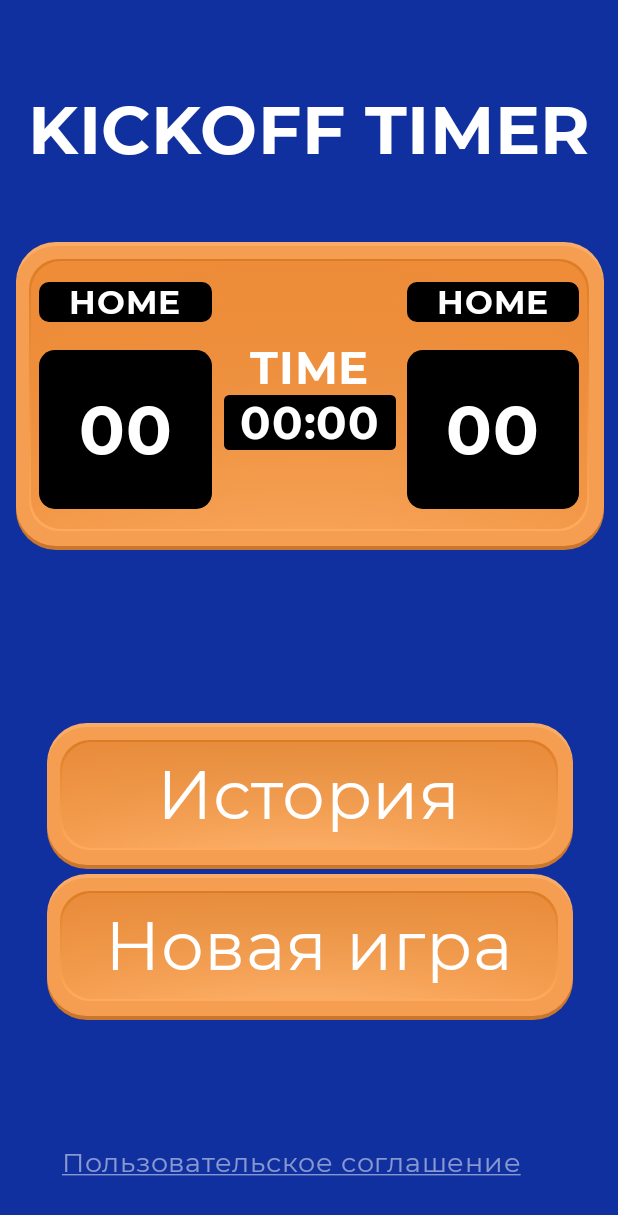
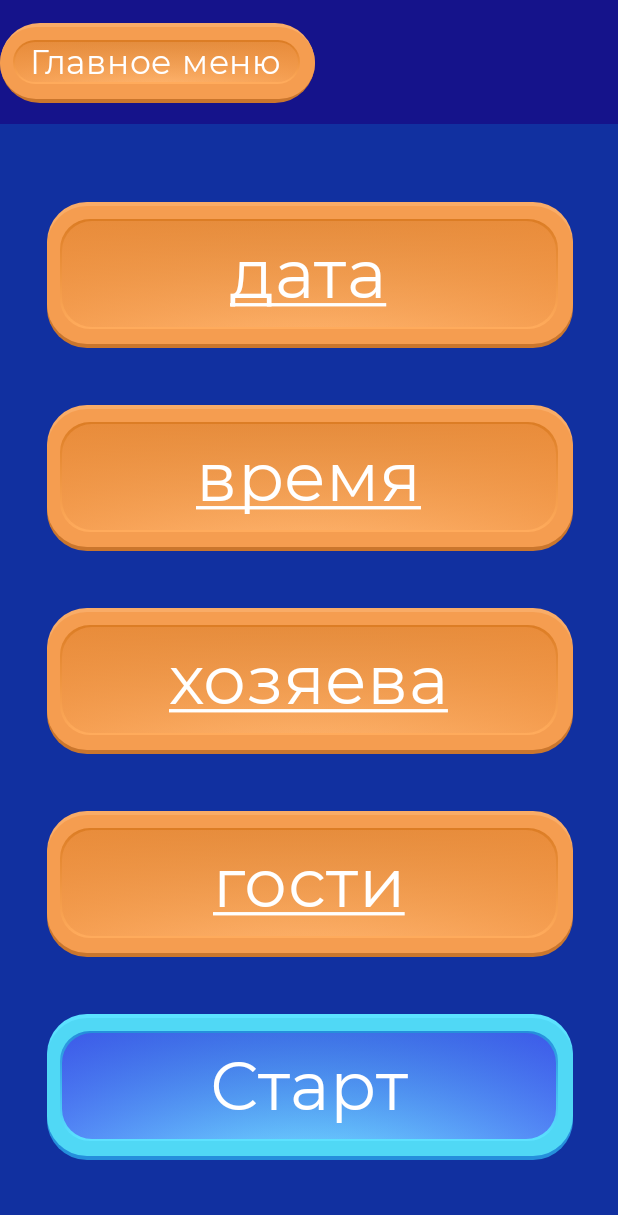
Before and after one commit to Ilesha23/football-timer-app, an Android app built with Jetpack Compose: the screen it shows after launch (MainActivity), on a phone screen of 412 x 824 dp. Shown: the top 1215 px of the screen. Run offline under Robolectric (Android 15) with nearby library versions, the phone set to English and light mode, and no system bars; our stand-ins replace Dagger/Hilt's generated code.

Commit message:
added New game screen, changed custom background code

```diff
--- a/football/src/main/java/com/ilesha23/football/ui/common/Common.kt
+++ b/football/src/main/java/com/ilesha23/football/ui/common/Common.kt
@@ -29,12 +29,23 @@ import com.ilesha23.football.R
 
 @Composable
 fun CustomButton(
+    modifier: Modifier = Modifier,
+    colors: List<Color> = listOf(
+        Color(0xFFF9AC67),
+        Color(0xFFCA762D),
+        Color(0xFFF59D50),
+        Color(0xFFF59D50),
+        Color(0xFFDC7D25),
+        Color(0xFFFFAB5C),
+        Color(0x20FFFFFF),
+        Color(0xFFEE8C38)
+    ),
     onClick: () -> Unit = {},
     content: @Composable () -> Unit = {},
 ) {
     Background(
-        modifier = Modifier
-            .fillMaxWidth(),
+        modifier = modifier,
+        colors = colors,
         onClick = {
             onClick()
         }
@@ -73,7 +84,7 @@ fun Timer() {
                     contentAlignment = Alignment.Center
                 ) {
                     Text(
-                        text = stringResource(id = R.string.home).uppercase(),
+                        text = stringResource(id = R.string.login_screen_home).uppercase(),
                         style = MaterialTheme.typography.labelMedium,
                         color = MaterialTheme.colorScheme.onBackground,
                         modifier = Modifier
@@ -109,7 +120,7 @@ fun Timer() {
                 horizontalAlignment = Alignment.CenterHorizontally
             ) {
                 Text(
-                    text = stringResource(id = R.string.time).uppercase(),
+                    text = stringResource(id = R.string.login_screen_time).uppercase(),
                     style = MaterialTheme.typography.labelLarge,
                     color = MaterialTheme.colorScheme.onBackground
                 )
@@ -148,7 +159,7 @@ fun Timer() {
                     contentAlignment = Alignment.Center
                 ) {
                     Text(
-                        text = stringResource(id = R.string.home).uppercase(),
+                        text = stringResource(id = R.string.login_screen_home).uppercase(),
                         style = MaterialTheme.typography.labelMedium,
                         color = MaterialTheme.colorScheme.onBackground,
                         modifier = Modifier
@@ -177,6 +188,16 @@ fun Timer() {
 @Composable
 fun Background(
     modifier: Modifier = Modifier,
+    colors: List<Color> = listOf(
+        Color(0xFFF9AC67),
+        Color(0xFFCA762D),
+        Color(0xFFF59D50),
+        Color(0xFFF59D50),
+        Color(0xFFDC7D25),
+        Color(0xFFFFAB5C),
+        Color(0x20FFFFFF),
+        Color(0xFFEE8C38)
+    ),
     onClick: () -> Unit = {},
     content: @Composable () -> Unit,
 ) {
@@ -195,8 +216,8 @@ fun Background(
                 drawRoundRect(
                     brush = Brush.verticalGradient(
                         colors = listOf(
-                            Color(0xFFF9AC67),
-                            Color(0xFFCA762D)
+                            colors[0],
+                            colors[1]
                         ),
                         startY = 0f,
                         endY = size.height
@@ -213,8 +234,8 @@ fun Background(
                 drawRoundRect(
                     brush = Brush.verticalGradient(
                         colors = listOf(
-                            Color(0xFFF59D50),
-                            Color(0xFFF59D50)
+                            colors[2],
+                            colors[3]
                         ),
                         startY = 0f,
                         endY = size.height
@@ -231,8 +252,8 @@ fun Background(
                 drawRoundRect(
                     brush = Brush.verticalGradient(
                         colors = listOf(
-                            Color(0xFFDC7D25),
-                            Color(0xFFFFAB5C)
+                            colors[4],
+                            colors[5]
                         ),
                         startY = 0f,
                         endY = size.height
@@ -246,8 +267,8 @@ fun Background(
                 drawRoundRect(
                     brush = Brush.radialGradient(
                         colors = listOf(
-                            Color(0x20FFFFFF),
-                            Color(0xFFEE8C38),
+                            colors[6],
+                            colors[7],
                         ),
                         center = Offset(size.width / 2, size.height * 2),
                         radius = size.width
--- a/football/src/main/java/com/ilesha23/football/ui/loginScreen/LoginScreen.kt
+++ b/football/src/main/java/com/ilesha23/football/ui/loginScreen/LoginScreen.kt
@@ -60,7 +60,7 @@ fun LoginScreenContent() {
 @Composable
 fun TextWithTimer() {
     Text(
-        text = stringResource(id = R.string.kickoff_timer).uppercase(),
+        text = stringResource(id = R.string.login_screen_kickoff_timer).uppercase(),
         style = MaterialTheme.typography.bodyLarge,
         color = MaterialTheme.colorScheme.onBackground
     )
@@ -82,12 +82,14 @@ fun ButtonsWithText() {
                 .weight(0.9f)
         ) {
             CustomButton(
+                modifier = Modifier
+                    .fillMaxWidth(),
                 onClick = {
 
                 }
             ) {
                 Text(
-                    text = stringResource(id = R.string.history),
+                    text = stringResource(id = R.string.login_screen_history),
                     color = MaterialTheme.colorScheme.onBackground,
                     style = MaterialTheme.typography.bodyMedium,
                     modifier = Modifier
@@ -96,12 +98,14 @@ fun ButtonsWithText() {
             }
             Spacer(modifier = Modifier.fillMaxHeight(0.15f))
             CustomButton(
+                modifier = Modifier
+                    .fillMaxWidth(),
                 onClick = {
 
                 }
             ) {
                 Text(
-                    text = stringResource(id = R.string.new_game),
+                    text = stringResource(id = R.string.login_screen_new_game),
                     color = MaterialTheme.colorScheme.onBackground,
                     style = MaterialTheme.typography.bodyMedium,
                     modifier = Modifier
@@ -114,7 +118,7 @@ fun ButtonsWithText() {
                 .weight(0.2f)
         ) {
             Text(
-                text = stringResource(id = R.string.terms),
+                text = stringResource(id = R.string.login_screen_terms),
                 style = MaterialTheme.typography.bodySmall,
                 color = MaterialTheme.colorScheme.onSurface,
                 textDecoration = TextDecoration.Underline,
--- a/football/src/main/java/com/ilesha23/football/ui/navigation/Navigation.kt
+++ b/football/src/main/java/com/ilesha23/football/ui/navigation/Navigation.kt
@@ -5,16 +5,21 @@ import androidx.navigation.compose.NavHost
 import androidx.navigation.compose.composable
 import androidx.navigation.compose.rememberNavController
 import com.ilesha23.football.ui.loginScreen.LoginScreen
+import com.ilesha23.football.ui.newGameScreen.NewGameScreen
 
 @Composable
 fun Navigation() {
     val navController = rememberNavController()
 
-    NavHost(navController = navController, startDestination = Screen.Login.route) {
+    NavHost(navController = navController, startDestination = Screen.NewGame.route) {
 
         composable(Screen.Login.route) {
             LoginScreen()
         }
 
+        composable(Screen.NewGame.route) {
+            NewGameScreen()
+        }
+
     }
 }
--- /dev/null
+++ b/football/src/main/java/com/ilesha23/football/ui/newGameScreen/NewGameScreen.kt
@@ -0,0 +1,153 @@
+package com.ilesha23.football.ui.newGameScreen
+
+import androidx.compose.foundation.background
+import androidx.compose.foundation.layout.Arrangement
+import androidx.compose.foundation.layout.Column
+import androidx.compose.foundation.layout.fillMaxSize
+import androidx.compose.foundation.layout.fillMaxWidth
+import androidx.compose.foundation.layout.padding
+import androidx.compose.material3.MaterialTheme
+import androidx.compose.material3.Text
+import androidx.compose.runtime.Composable
+import androidx.compose.ui.Alignment
+import androidx.compose.ui.Modifier
+import androidx.compose.ui.graphics.Color
+import androidx.compose.ui.res.stringResource
+import androidx.compose.ui.text.style.TextDecoration
+import androidx.compose.ui.unit.dp
+import com.ilesha23.football.R
+import com.ilesha23.football.ui.common.CustomButton
+
+@Composable
+fun NewGameScreen() {
+    NewGameScreenContent()
+}
+
+@Composable
+fun NewGameScreenContent() {
+    Column(
+        modifier = Modifier
+            .fillMaxSize()
+            .background(MaterialTheme.colorScheme.background),
+        horizontalAlignment = Alignment.CenterHorizontally
+    ) {
+        Column(
+            modifier = Modifier
+                .weight(0.1f)
+                .fillMaxWidth()
+                .background(MaterialTheme.colorScheme.tertiary)
+                .padding(start = 10.dp),
+            verticalArrangement = Arrangement.Center
+        ) {
+            CustomButton(
+                onClick = {
+
+                }
+            ) {
+                Text(
+                    text = stringResource(id = R.string.new_game_screen_main_menu),
+                    color = MaterialTheme.colorScheme.onBackground,
+                    style = MaterialTheme.typography.labelSmall,
+                    modifier = Modifier
+                        .padding(horizontal = 10.dp),
+                )
+            }
+        }
+        Column(
+            modifier = Modifier
+                .weight(0.9f)
+                .fillMaxWidth(0.8f),
+            verticalArrangement = Arrangement.SpaceEvenly
+        ) {
+            CustomButton(
+                modifier = Modifier
+                    .fillMaxWidth(),
+                onClick = {
+
+                }
+            ) {
+                Text(
+                    text = stringResource(id = R.string.new_game_screen_date),
+                    color = MaterialTheme.colorScheme.onBackground,
+                    style = MaterialTheme.typography.bodyMedium,
+                    modifier = Modifier
+                        .padding(vertical = 8.dp),
+                    textDecoration = TextDecoration.Underline
+                )
+            }
+            CustomButton(
+                modifier = Modifier
+                    .fillMaxWidth(),
+                onClick = {
+
+                }
+            ) {
+                Text(
+                    text = stringResource(id = R.string.new_game_screen_time),
+                    color = MaterialTheme.colorScheme.onBackground,
+                    style = MaterialTheme.typography.bodyMedium,
+                    modifier = Modifier
+                        .padding(vertical = 8.dp),
+                    textDecoration = TextDecoration.Underline
+                )
+            }
+            CustomButton(
+                modifier = Modifier
+                    .fillMaxWidth(),
+                onClick = {
+
+                }
+            ) {
+                Text(
+                    text = stringResource(id = R.string.new_game_screen_owners),
+                    color = MaterialTheme.colorScheme.onBackground,
+                    style = MaterialTheme.typography.bodyMedium,
+                    modifier = Modifier
+                        .padding(vertical = 8.dp),
+                    textDecoration = TextDecoration.Underline
+                )
+            }
+            CustomButton(
+                modifier = Modifier
+                    .fillMaxWidth(),
+                onClick = {
+
+                }
+            ) {
+                Text(
+                    text = stringResource(id = R.string.new_game_screen_guests),
+                    color = MaterialTheme.colorScheme.onBackground,
+                    style = MaterialTheme.typography.bodyMedium,
+                    modifier = Modifier
+                        .padding(vertical = 8.dp),
+                    textDecoration = TextDecoration.Underline
+                )
+            }
+            CustomButton(
+                modifier = Modifier
+                    .fillMaxWidth(),
+                colors = listOf(
+                    Color(0xFF5CE2FF),
+                    Color(0xFF258FDC),
+                    Color(0xFF50D8F5),
+                    Color(0xFF50D8F5),
+                    Color(0xFF258FDC),
+                    Color(0xFF5CE2FF),
+                    Color(0x20FFFFFF),
+                    Color(0xFF3B38EE),
+                ),
+                onClick = {
+
+                }
+            ) {
+                Text(
+                    text = stringResource(id = R.string.new_game_screen_start),
+                    color = MaterialTheme.colorScheme.onBackground,
+                    style = MaterialTheme.typography.bodyMedium,
+                    modifier = Modifier
+                        .padding(vertical = 8.dp)
+                )
+            }
+        }
+    }
+}
--- a/football/src/main/java/com/ilesha23/football/ui/theme/Color.kt
+++ b/football/src/main/java/com/ilesha23/football/ui/theme/Color.kt
@@ -2,16 +2,9 @@ package com.ilesha23.football.ui.theme
 
 import androidx.compose.ui.graphics.Color
 
-val Purple80 = Color(0xFFD0BCFF)
-val PurpleGrey80 = Color(0xFFCCC2DC)
-val Pink80 = Color(0xFFEFB8C8)
-
-val Purple40 = Color(0xFF6650a4)
-val PurpleGrey40 = Color(0xFF625b71)
-val Pink40 = Color(0xFF7D5260)
-
 val White = Color(0xFFFFFFFF)
 val LightWhite = Color(0x80FFFFFF)
 val Blue = Color(0xFF1130A0)
+val DarkBlue = Color(0xFF15138B)
 val OrangeDark = Color(0xFFEE8C38)
 val OrangeLight = Color(0xFFF59D50)
--- a/football/src/main/java/com/ilesha23/football/ui/theme/Theme.kt
+++ b/football/src/main/java/com/ilesha23/football/ui/theme/Theme.kt
@@ -11,22 +11,23 @@ import androidx.compose.runtime.Composable
 import androidx.compose.ui.platform.LocalContext
 
 private val DarkColorScheme = darkColorScheme(
-    primary = Purple80,
+//    primary = Purple80,
     secondary = OrangeDark,
     secondaryContainer = OrangeLight,
     onSecondaryContainer = White,
-    tertiary = Pink80,
+    tertiary = DarkBlue,
     background = Blue,
     onBackground = White,
-    onSurface = LightWhite
+    onSurface = LightWhite,
+
 )
 
 private val LightColorScheme = lightColorScheme(
-    primary = Purple40,
+//    primary = Purple40,
     secondary = OrangeDark,
     secondaryContainer = OrangeLight,
     onSecondaryContainer = White,
-    tertiary = Pink40,
+    tertiary = DarkBlue,
     background = Blue,
     onBackground = White,
     onSurface = LightWhite
--- a/football/src/main/java/com/ilesha23/football/ui/theme/Type.kt
+++ b/football/src/main/java/com/ilesha23/football/ui/theme/Type.kt
@@ -50,6 +50,13 @@ val Typography = Typography(
         lineHeight = 29.sp,
         letterSpacing = 0.5.sp
     ),
+    labelSmall = TextStyle(
+        fontFamily = montserratFontFamily,
+        fontWeight = FontWeight.Normal,
+        fontSize = 22.sp,
+        lineHeight = 29.sp,
+        letterSpacing = 0.5.sp
+    ),
 //    titleLarge = TextStyle(
 //        fontFamily = montserratFontFamily,
 //        fontWeight = FontWeight.Normal,
--- a/football/src/main/res/values/strings.xml
+++ b/football/src/main/res/values/strings.xml
@@ -2,12 +2,20 @@
     <string name="app_name">Football</string>
 
     <!-- Login Screen -->
-    <string name="kickoff_timer">Kickoff timer</string>
-    <string name="home">home</string>
-    <string name="away">away</string>
-    <string name="time">time</string>
-    <string name="new_game">Новая игра</string>
-    <string name="history">История</string>
-    <string name="terms">Пользовательское соглашение</string>
+    <string name="login_screen_kickoff_timer">Kickoff timer</string>
+    <string name="login_screen_home">home</string>
+    <string name="login_screen_away">away</string>
+    <string name="login_screen_time">time</string>
+    <string name="login_screen_new_game">Новая игра</string>
+    <string name="login_screen_history">История</string>
+    <string name="login_screen_terms">Пользовательское соглашение</string>
+
+    <!-- New game screen -->
+    <string name="new_game_screen_main_menu">Главное меню</string>
+    <string name="new_game_screen_date">дата</string>
+    <string name="new_game_screen_time">время</string>
+    <string name="new_game_screen_owners">хозяева</string>
+    <string name="new_game_screen_guests">гости</string>
+    <string name="new_game_screen_start">Старт</string>
 
 </resources>
```
